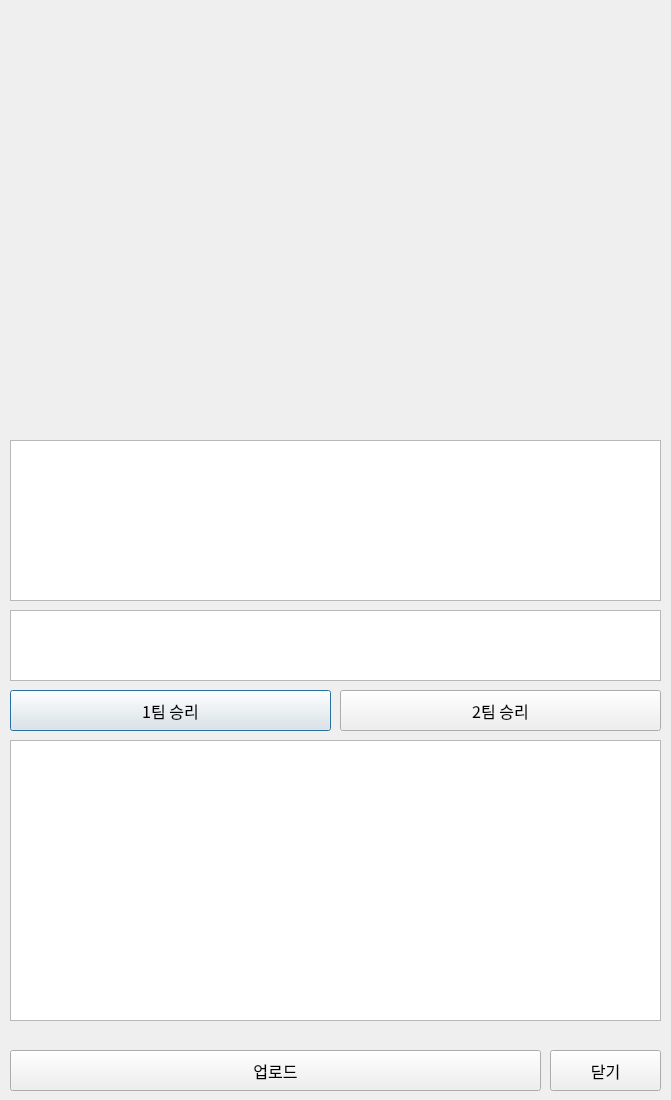
The window that img/ui/team_window.ui (kbeekim/lol_teamfight) describes before a commit, drawn with Qt 5.
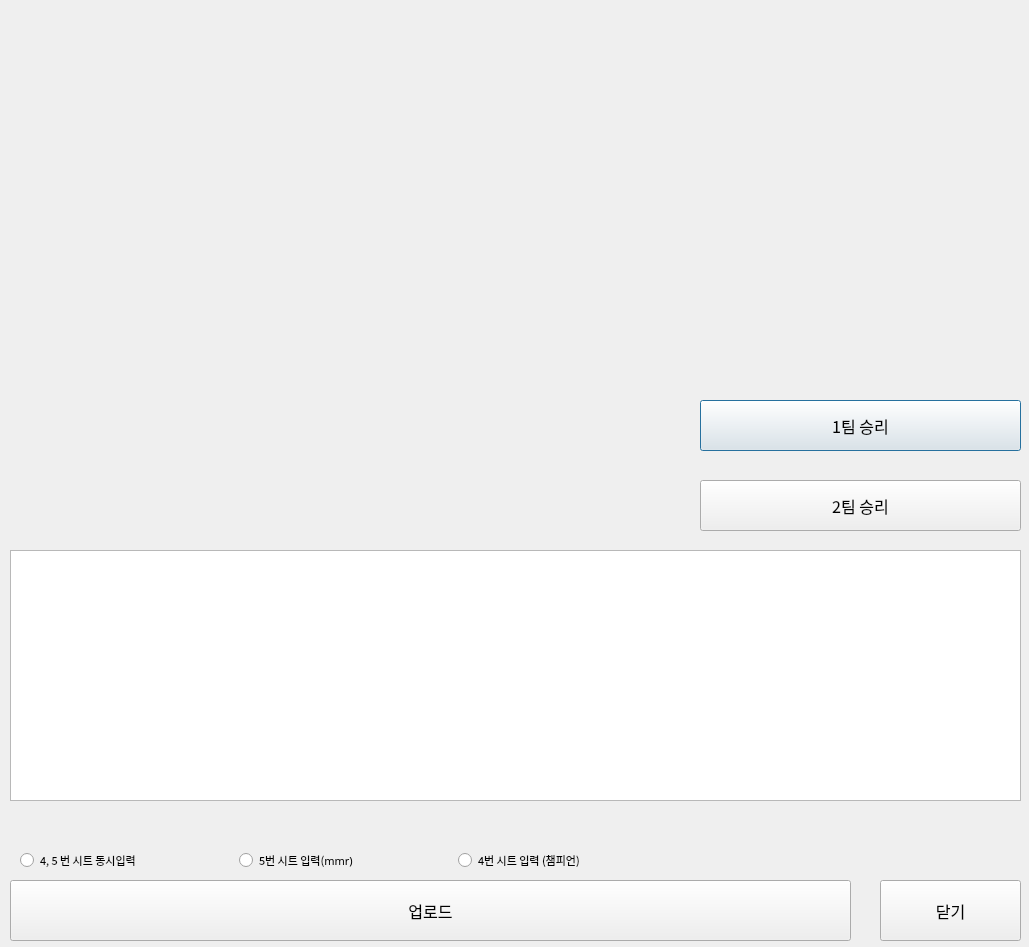
The same window after the commit.

```diff
--- a/img/ui/team_window.ui
+++ b/img/ui/team_window.ui
@@ -6,8 +6,8 @@
    <rect>
     <x>0</x>
     <y>0</y>
-    <width>671</width>
-    <height>1100</height>
+    <width>1029</width>
+    <height>947</height>
    </rect>
   </property>
   <property name="windowTitle">
@@ -18,8 +18,8 @@
     <rect>
      <x>10</x>
      <y>10</y>
-     <width>651</width>
-     <height>421</height>
+     <width>1011</width>
+     <height>361</height>
     </rect>
    </property>
    <layout class="QGridLayout" name="gridLayout">
@@ -118,43 +118,13 @@
     </item>
    </layout>
   </widget>
-  <widget class="QTextEdit" name="team_edit">
-   <property name="geometry">
-    <rect>
-     <x>10</x>
-     <y>610</y>
-     <width>651</width>
-     <height>71</height>
-    </rect>
-   </property>
-   <property name="font">
-    <font>
-     <family>Noto Sans Korean Regular</family>
-    </font>
-   </property>
-  </widget>
-  <widget class="QTextEdit" name="log_edit">
-   <property name="geometry">
-    <rect>
-     <x>10</x>
-     <y>440</y>
-     <width>651</width>
-     <height>161</height>
-    </rect>
-   </property>
-   <property name="font">
-    <font>
-     <family>Noto Sans Korean Regular</family>
-    </font>
-   </property>
-  </widget>
   <widget class="QPushButton" name="team1_win_btn">
    <property name="geometry">
     <rect>
-     <x>10</x>
-     <y>690</y>
+     <x>700</x>
+     <y>400</y>
      <width>321</width>
-     <height>41</height>
+     <height>51</height>
     </rect>
    </property>
    <property name="font">
@@ -170,10 +140,10 @@
   <widget class="QPushButton" name="team2_win_btn">
    <property name="geometry">
     <rect>
-     <x>340</x>
-     <y>690</y>
+     <x>700</x>
+     <y>480</y>
      <width>321</width>
-     <height>41</height>
+     <height>51</height>
     </rect>
    </property>
    <property name="font">
@@ -190,9 +160,9 @@
    <property name="geometry">
     <rect>
      <x>10</x>
-     <y>1050</y>
-     <width>531</width>
-     <height>41</height>
+     <y>880</y>
+     <width>841</width>
+     <height>61</height>
     </rect>
    </property>
    <property name="font">
@@ -209,19 +179,19 @@
    <property name="geometry">
     <rect>
      <x>10</x>
-     <y>740</y>
-     <width>651</width>
-     <height>281</height>
+     <y>550</y>
+     <width>1011</width>
+     <height>251</height>
     </rect>
    </property>
   </widget>
   <widget class="QPushButton" name="close_btn">
    <property name="geometry">
     <rect>
-     <x>550</x>
-     <y>1050</y>
-     <width>111</width>
-     <height>41</height>
+     <x>880</x>
+     <y>880</y>
+     <width>141</width>
+     <height>61</height>
     </rect>
    </property>
    <property name="font">
@@ -237,8 +207,8 @@
   <widget class="QLabel" name="tmp_label">
    <property name="geometry">
     <rect>
-     <x>10</x>
-     <y>910</y>
+     <x>20</x>
+     <y>810</y>
      <width>651</width>
      <height>21</height>
     </rect>
@@ -254,15 +224,68 @@
     <string/>
    </property>
   </widget>
-  <zorder>gridLayoutWidget</zorder>
-  <zorder>team_edit</zorder>
-  <zorder>team1_win_btn</zorder>
-  <zorder>team2_win_btn</zorder>
-  <zorder>upload_btn</zorder>
-  <zorder>tableWidget</zorder>
-  <zorder>log_edit</zorder>
-  <zorder>close_btn</zorder>
-  <zorder>tmp_label</zorder>
+  <widget class="QWidget" name="verticalLayoutWidget_2">
+   <property name="geometry">
+    <rect>
+     <x>20</x>
+     <y>840</y>
+     <width>651</width>
+     <height>41</height>
+    </rect>
+   </property>
+   <layout class="QHBoxLayout" name="horizontalLayout">
+    <item>
+     <widget class="QRadioButton" name="sh45_both_upload_radio_btn">
+      <property name="font">
+       <font>
+        <family>Noto Sans Korean Regular</family>
+        <pointsize>8</pointsize>
+       </font>
+      </property>
+      <property name="text">
+       <string>4, 5 번 시트 동시입력</string>
+      </property>
+     </widget>
+    </item>
+    <item>
+     <widget class="QRadioButton" name="sh5_upload_radio_btn">
+      <property name="font">
+       <font>
+        <family>Noto Sans Korean Regular</family>
+        <pointsize>8</pointsize>
+       </font>
+      </property>
+      <property name="text">
+       <string>5번 시트 입력(mmr)</string>
+      </property>
+     </widget>
+    </item>
+    <item>
+     <widget class="QRadioButton" name="sh4_upload_radio_btn">
+      <property name="font">
+       <font>
+        <family>Noto Sans Korean Regular</family>
+        <pointsize>8</pointsize>
+       </font>
+      </property>
+      <property name="text">
+       <string>4번 시트 입력 (챔피언)</string>
+      </property>
+     </widget>
+    </item>
+   </layout>
+  </widget>
+  <widget class="QWidget" name="verticalLayoutWidget">
+   <property name="geometry">
+    <rect>
+     <x>10</x>
+     <y>380</y>
+     <width>681</width>
+     <height>151</height>
+    </rect>
+   </property>
+   <layout class="QVBoxLayout" name="result_vlayout"/>
+  </widget>
  </widget>
  <resources/>
  <connections/>
```
Left out of the diff: 12 changed lines with no effect on the pictures.
